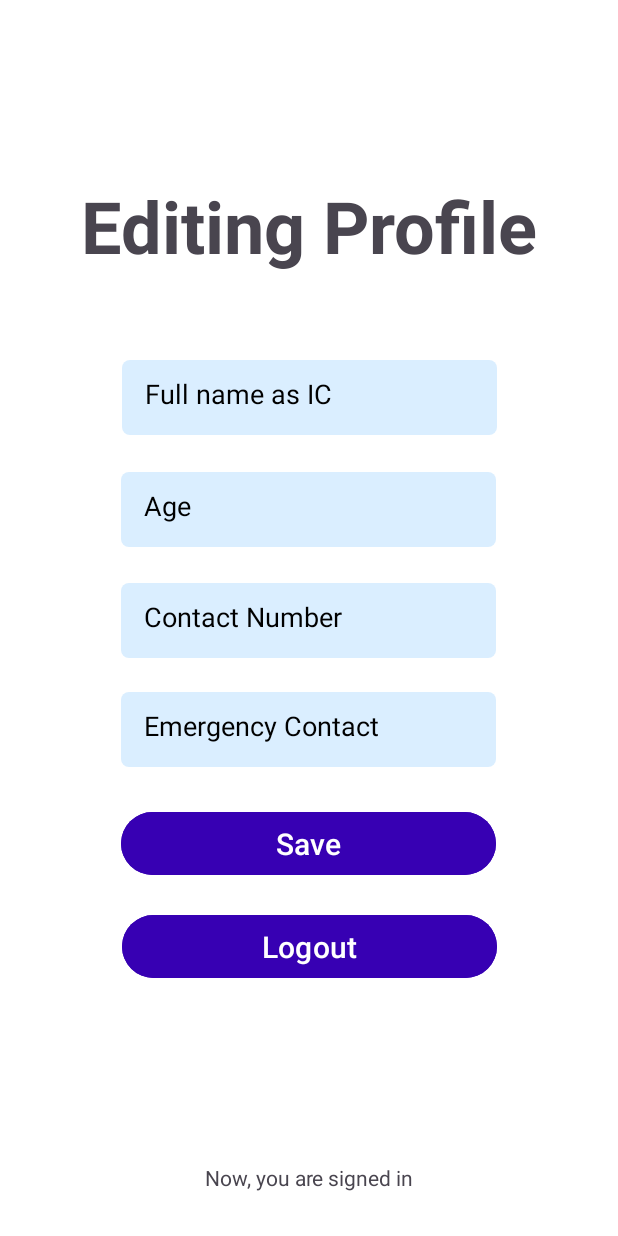
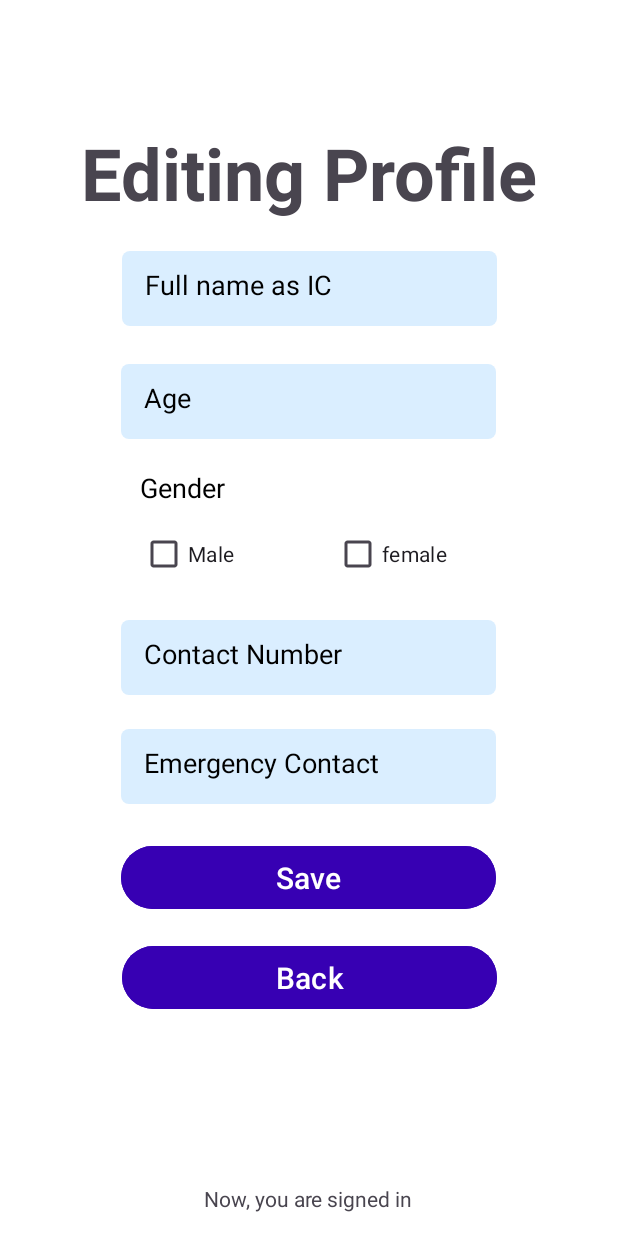
Before and after one commit to yinjiamayeverlyn/BeaconSafe, an Android app: the layout activity_editing_profile.xml on its own in the app's theme, with its tools: preview values and no code run, on a phone screen of 412 x 824 dp. Run offline under Robolectric (Android 15) with nearby library versions, the phone set to English and light mode, and no system bars; Roboto replaces fonts that are not available here.

Commit message:
update the UI design for general module

```diff
--- a/app/src/main/res/layout/activity_editing_profile.xml
+++ b/app/src/main/res/layout/activity_editing_profile.xml
@@ -19,7 +19,7 @@
         app:layout_constraintEnd_toEndOf="parent"
         app:layout_constraintStart_toStartOf="parent"
         app:layout_constraintTop_toTopOf="parent"
-        app:layout_constraintVertical_bias="0.155" />
+        app:layout_constraintVertical_bias="0.109" />
 
     <EditText
         android:id="@+id/profileName"
@@ -28,17 +28,17 @@
         android:layout_margin="20dp"
         android:background="@drawable/border"
         android:backgroundTint="#DAEEFF"
+        android:hint="Full name as IC"
         android:inputType="textEmailAddress"
         android:padding="15dp"
         android:textColor="@color/black"
         android:textColorHint="@color/black"
-        android:hint="Full name as IC"
         app:layout_constraintBottom_toBottomOf="parent"
         app:layout_constraintEnd_toEndOf="parent"
         app:layout_constraintHorizontal_bias="0.503"
         app:layout_constraintStart_toStartOf="parent"
-        app:layout_constraintTop_toTopOf="parent"
-        app:layout_constraintVertical_bias="0.3" />
+        app:layout_constraintTop_toBottomOf="@+id/editingProfile"
+        app:layout_constraintVertical_bias="0.0" />
 
     <EditText
         android:id="@+id/profileAge"
@@ -67,17 +67,17 @@
         android:layout_margin="20dp"
         android:background="@drawable/border"
         android:backgroundTint="#DAEEFF"
+        android:hint="Contact Number"
+        android:inputType="phone"
         android:padding="15dp"
         android:textColor="@color/black"
         android:textColorHint="@color/black"
-        android:inputType="phone"
-        android:hint="Contact Number"
         app:layout_constraintBottom_toBottomOf="parent"
         app:layout_constraintEnd_toEndOf="parent"
-        app:layout_constraintHorizontal_bias="0.497"
+        app:layout_constraintHorizontal_bias="0.496"
         app:layout_constraintStart_toStartOf="parent"
-        app:layout_constraintTop_toBottomOf="@+id/profileAge"
-        app:layout_constraintVertical_bias="0.01" />
+        app:layout_constraintTop_toBottomOf="@+id/MaleSelection"
+        app:layout_constraintVertical_bias="0.0" />
 
     <EditText
         android:id="@+id/profileEmergencyContact"
@@ -113,11 +113,11 @@
         app:layout_constraintVertical_bias="0.10" />
 
     <Button
-        android:id="@+id/profileLogoutBtn"
+        android:id="@+id/BtnBack"
         android:layout_width="250dp"
         android:layout_height="50dp"
         android:backgroundTint="@color/purple_700"
-        android:text="Logout"
+        android:text="Back"
         android:textSize="20sp"
         app:layout_constraintBottom_toBottomOf="parent"
         app:layout_constraintEnd_toEndOf="parent"
@@ -125,17 +125,51 @@
         app:layout_constraintTop_toBottomOf="@+id/profileSaveBtn"
         app:layout_constraintVertical_bias="0.10" />
 
+
+    <TextView
+        android:id="@+id/Gender"
+        android:layout_width="wrap_content"
+        android:layout_height="wrap_content"
+        android:layout_marginTop="20dp"
+        android:text="Gender"
+        android:textColor="#000000"
+        android:textSize="18sp"
+        app:layout_constraintEnd_toEndOf="parent"
+        app:layout_constraintHorizontal_bias="0.263"
+        app:layout_constraintStart_toStartOf="parent"
+        app:layout_constraintTop_toBottomOf="@+id/profileAge" />
+
+    <CheckBox
+        android:id="@+id/MaleSelection"
+        android:layout_width="wrap_content"
+        android:layout_height="wrap_content"
+        android:layout_marginTop="8dp"
+        android:text="Male"
+        app:layout_constraintEnd_toEndOf="parent"
+        app:layout_constraintHorizontal_bias="0.268"
+        app:layout_constraintStart_toStartOf="parent"
+        app:layout_constraintTop_toBottomOf="@+id/Gender" />
+
+    <CheckBox
+        android:id="@+id/FemaleSelection"
+        android:layout_width="wrap_content"
+        android:layout_height="wrap_content"
+        android:layout_marginTop="8dp"
+        android:text="female"
+        app:layout_constraintEnd_toEndOf="parent"
+        app:layout_constraintHorizontal_bias="0.661"
+        app:layout_constraintStart_toStartOf="parent"
+        app:layout_constraintTop_toBottomOf="@+id/Gender" />
+
     <TextView
         android:id="@+id/EmailProfile"
         android:layout_width="wrap_content"
         android:layout_height="wrap_content"
-        android:layout_marginTop="48dp"
+        android:layout_marginBottom="15dp"
         android:text="Now, you are signed in"
         app:layout_constraintBottom_toBottomOf="parent"
         app:layout_constraintEnd_toEndOf="parent"
-        app:layout_constraintStart_toStartOf="parent"
-        app:layout_constraintTop_toBottomOf="@+id/profileLogoutBtn"
-        app:layout_constraintVertical_bias="0.711" />
-
+        app:layout_constraintHorizontal_bias="0.498"
+        app:layout_constraintStart_toStartOf="parent" />
 
 </androidx.constraintlayout.widget.ConstraintLayout>
--- a/app/src/main/res/layout/activity_forgot_password.xml
+++ b/app/src/main/res/layout/activity_forgot_password.xml
@@ -56,7 +56,7 @@
     <Button
         android:id="@+id/resetPasswordBtn"
         android:layout_width="250dp"
-        android:layout_height="50dp"
+        android:layout_height="55dp"
         android:backgroundTint="@color/purple_700"
         android:text="Reset Password"
         android:textSize="20sp"
@@ -70,7 +70,7 @@
     <Button
         android:id="@+id/backBtn"
         android:layout_width="250dp"
-        android:layout_height="50dp"
+        android:layout_height="55dp"
         android:backgroundTint="@color/purple_700"
         android:text="Back"
         android:textSize="20sp"
--- a/app/src/main/res/layout/activity_login.xml
+++ b/app/src/main/res/layout/activity_login.xml
@@ -70,7 +70,7 @@
         <Button
             android:id="@+id/loginBtn"
             android:layout_width="278dp"
-            android:layout_height="49dp"
+            android:layout_height="55dp"
             android:backgroundTint="@color/purple_700"
             android:text="Login"
             android:textSize="20sp"
--- a/app/src/main/res/layout/activity_register.xml
+++ b/app/src/main/res/layout/activity_register.xml
@@ -97,7 +97,7 @@
         <Button
             android:id="@+id/registerBtn"
             android:layout_width="278dp"
-            android:layout_height="49dp"
+            android:layout_height="55dp"
             android:backgroundTint="@color/purple_700"
             android:text="Signup"
             android:textSize="20sp"
@@ -107,7 +107,7 @@
             app:layout_constraintHorizontal_bias="0.496"
             app:layout_constraintStart_toStartOf="parent"
             app:layout_constraintTop_toBottomOf="@+id/registerConfirmPassword"
-            app:layout_constraintVertical_bias="0.1" />
+            app:layout_constraintVertical_bias="0.16" />
 
     </androidx.constraintlayout.widget.ConstraintLayout>
 
```
Also changed, not shown: app/src/main/java/com/example/beaconsafe/EditingProfile.java (+24 -33 lines).
